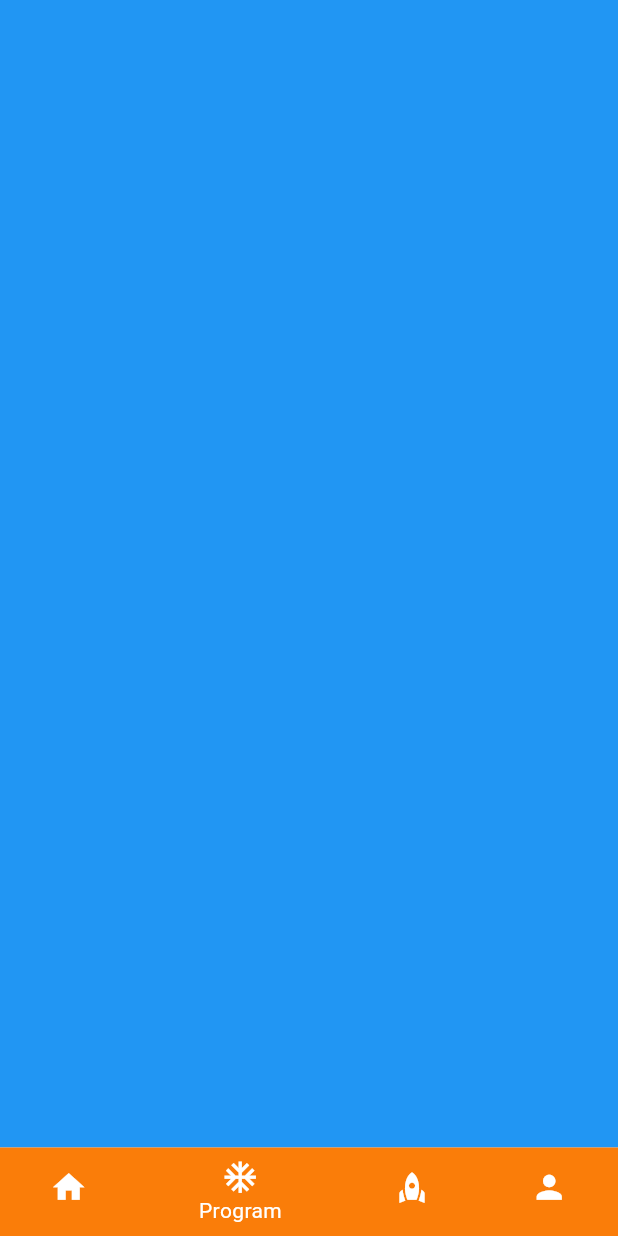
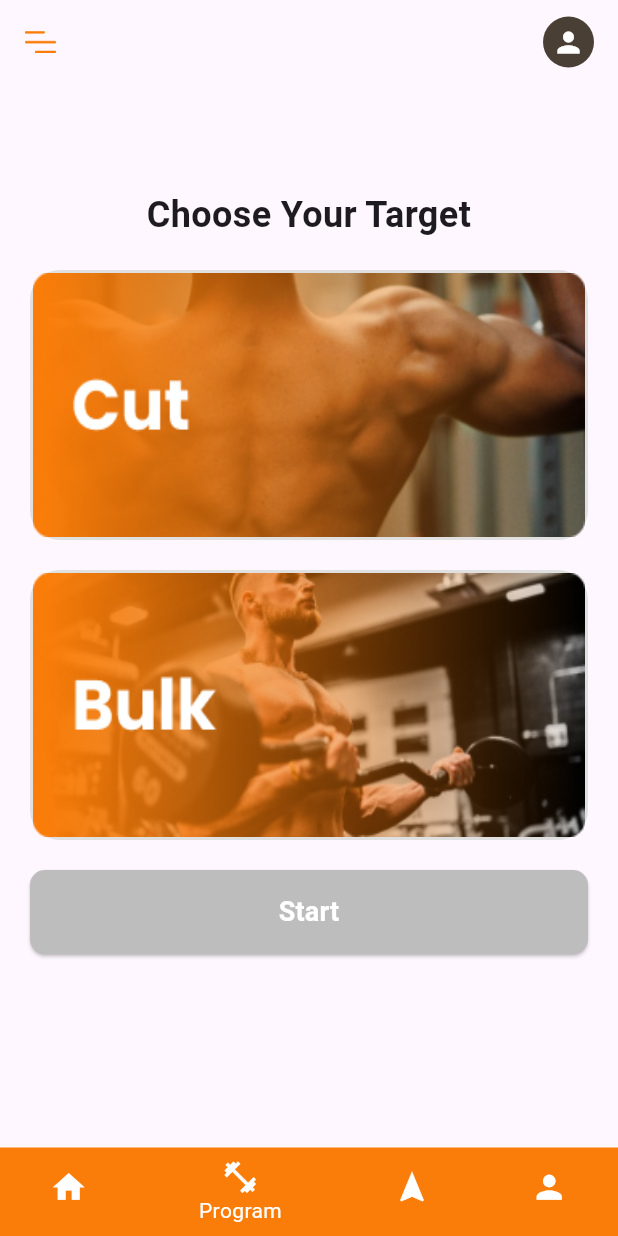
Before and after one commit to altantheprodigy/ZGYM, a Flutter app: the screen it shows after launch, item 2 of the bottom bar chosen, on a phone screen of 412 x 824 dp. Run offline on Flutter 3.47's test engine with Material 3 defaults, Android fonts, the phone set to English and light mode, and no system bars.

Commit message:
Feat [ZF]:yo tan

```diff
--- /dev/null
+++ b/lib/Page/Program.dart
@@ -0,0 +1,145 @@
+import 'package:flutter/material.dart';
+import 'package:zgym/Page/Komponen.dart';
+
+class ProgramPage extends StatefulWidget {
+  const ProgramPage({Key? key}) : super(key: key);
+
+  @override
+  _ProgramPageState createState() => _ProgramPageState();
+}
+
+class _ProgramPageState extends State<ProgramPage> {
+  bool isCutSelected = false;
+  bool isBulkSelected = false;
+
+  Color startButtonColor = Colors.grey[400]!;
+
+  @override
+  Widget build(BuildContext context) {
+    return Scaffold(
+      appBar: AppBar(
+        title: Container(
+          child: Row(
+            mainAxisAlignment: MainAxisAlignment.spaceBetween,
+            children: [
+              Image.asset(
+                "assets/images/Hamburger.png",
+                width: 22,
+                height: 15,
+              ),
+              Container(
+                width: 34,
+                height: 34,
+                decoration: BoxDecoration(
+                  color: Mycolor['brown'],
+                  shape: BoxShape.circle,
+                ),
+                child: Icon(
+                  Icons.person,
+                  color: Mycolor['white'],
+                  size: 22,
+                ),
+              ),
+            ],
+          ),
+        ),
+      ),
+      body: Padding(
+        padding: const EdgeInsets.symmetric(horizontal: 20.0),
+        child: Column(
+          crossAxisAlignment: CrossAxisAlignment.stretch,
+          children: [
+            SizedBox(height: 70.0),
+            Text(
+              'Choose Your Target',
+              textAlign: TextAlign.center,
+              style: TextStyle(
+                fontSize: 24.0,
+                fontWeight: FontWeight.bold,
+              ),
+            ),
+            SizedBox(height: 20.0),
+            InkWell(
+              onTap: () {
+                setState(() {
+                  isCutSelected = true;
+                  isBulkSelected = false;
+                  startButtonColor = Colors.orange[700]!;
+                });
+              },
+              child: Container(
+                width: 200.0,
+                height: 180.0,
+                decoration: BoxDecoration(
+                  color: Colors.grey[300],
+                  borderRadius: BorderRadius.circular(20.0),
+                  border: Border.all(
+                    color: isCutSelected ? Colors.red : Colors.transparent,
+                    width: isCutSelected ? 4.0 : 2.0,
+                  ),
+                ),
+                child: Center(
+                  child: Image.asset(
+                    'assets/images/cut.png',
+                    fit: BoxFit.fill,
+                    width: double.infinity,
+                    height: double.infinity,
+                  ),
+                ),
+              ),
+            ),
+            SizedBox(height: 20.0),
+            InkWell(
+              onTap: () {
+                setState(() {
+                  isBulkSelected = true;
+                  isCutSelected = false;
+                  startButtonColor = Colors.orange[700]!;
+                });
+              },
+              child: Container(
+                width: 200.0,
+                height: 180.0,
+                decoration: BoxDecoration(
+                  color: Colors.grey[300],
+                  borderRadius: BorderRadius.circular(20.0),
+                  border: Border.all(
+                    color: isBulkSelected ? Colors.red : Colors.transparent,
+                    width: isBulkSelected ? 4.0 : 2.0,
+                  ),
+                ),
+                child: Center(
+                  child: Image.asset(
+                    'assets/images/bulk.png',
+                    fit: BoxFit.fill,
+                    width: double.infinity,
+                    height: double.infinity,
+                  ),
+                ),
+              ),
+            ),
+            SizedBox(height: 20.0),
+            ElevatedButton(
+              onPressed: () {},
+              style: ElevatedButton.styleFrom(
+                primary: startButtonColor,
+                padding: EdgeInsets.symmetric(vertical: 15.0),
+                shape: RoundedRectangleBorder(
+                  borderRadius: BorderRadius.circular(10.0),
+                ),
+              ),
+              child: Text(
+                'Start',
+                style: TextStyle(
+                  fontSize: 18.0,
+                  fontWeight: FontWeight.bold,
+                  color: Colors.white,
+                ),
+              ),
+            ),
+          ],
+        ),
+      ),
+    );
+  }
+}
--- a/lib/TabPageController.dart
+++ b/lib/TabPageController.dart
@@ -1,6 +1,7 @@
 import 'package:flutter/material.dart';
 import 'package:zgym/Page/Home.dart';
 import 'package:zgym/Page/Komponen.dart';
+import 'package:zgym/Page/Program.dart';
 
 class TabPage extends StatefulWidget {
   const TabPage({Key? key}) : super(key: key);
@@ -10,13 +11,9 @@ class TabPage extends StatefulWidget {
 }
 
 class _TabPageState extends State<TabPage> {
-
   List<Widget> halaman = [
     HomePage(),
-
-    Container(
-      color: Colors.blue,
-    ),
+    ProgramPage(),
     Container(
       color: Colors.yellow,
     ),
@@ -40,6 +37,11 @@ class _TabPageState extends State<TabPage> {
       body: PageView(
         controller: pageController,
         children: halaman,
+        onPageChanged: (index) {
+          setState(() {
+            _currentIndex = index;
+          });
+        },
       ),
       bottomNavigationBar: Theme(
         data: ThemeData(
@@ -51,7 +53,8 @@ class _TabPageState extends State<TabPage> {
           onTap: (index) {
             setState(() {
               _currentIndex = index;
-            pageController.animateToPage(index,
+              pageController.animateToPage(
+                index,
                 duration: const Duration(milliseconds: 300),
                 curve: Curves.easeOutCirc,
               );
@@ -70,23 +73,23 @@ class _TabPageState extends State<TabPage> {
           items: const [
             BottomNavigationBarItem(
               icon: Icon(Icons.home),
-              label: 'Home'
+              label: 'Home',
             ),
             BottomNavigationBarItem(
-              icon: Icon(Icons.ac_unit),
-              label: 'Program'
+              icon: Icon(Icons.fitness_center),
+              label: 'Program',
             ),
             BottomNavigationBarItem(
-              icon: Icon(Icons.rocket),
-              label: 'Orders'
+              icon: Icon(Icons.navigation),
+              label: 'Orders',
             ),
             BottomNavigationBarItem(
               icon: Icon(Icons.person),
-              label: 'Chat'
-          )
+              label: 'Chat',
+            ),
           ],
         ),
-    )
+      ),
     );
   }
 }
```
Also changed, not shown: assets/images/bulk.png (added), assets/images/cut.png (added). Lines whose indentation alone changed are shown as unchanged.
